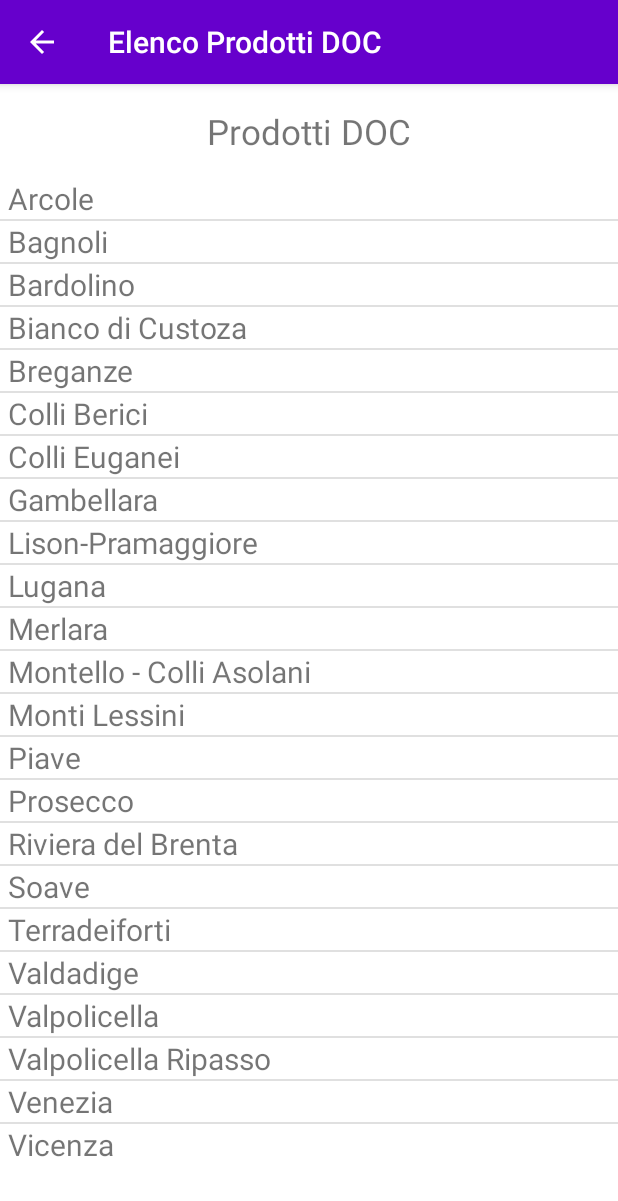
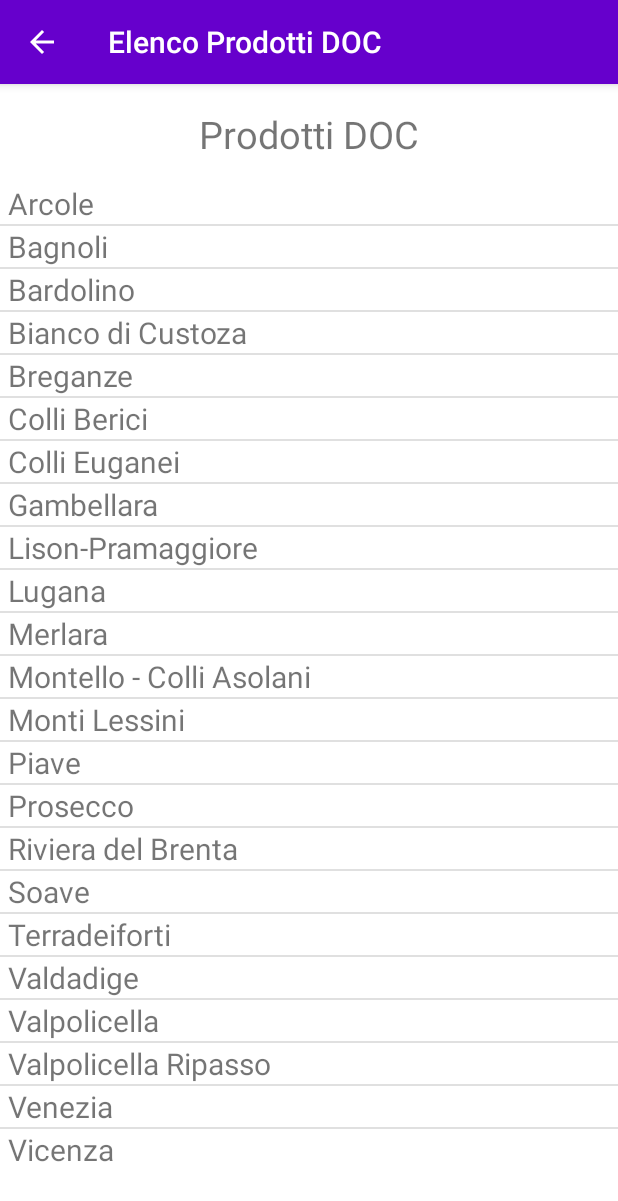
Before and after one commit to unive-ingsw2017/docteam, an Android app: the ListActivityDOC screen opened directly, with no data from a screen before it, on a phone screen of 412 x 824 dp. Shown: the top 1201 px of the screen. Run offline under Robolectric (Android 15) with nearby library versions, the phone set to English and light mode, and no system bars; libraries missing offline, so code that uses them is left out: it.unive.dais.

Commit message:
Add files via upload

```diff
--- a/src/app/src/main/res/layout/activity_list1.xml
+++ b/src/app/src/main/res/layout/activity_list1.xml
@@ -10,7 +10,7 @@
         android:layout_alignParentTop="true"
         android:layout_centerHorizontal="true"
         android:layout_marginTop="16dp"
-        android:textSize="23dp"
+        android:textSize="25dp"
         android:text="Prodotti DOC" />
 
     <ListView
--- a/src/app/src/main/res/layout/activity_list2.xml
+++ b/src/app/src/main/res/layout/activity_list2.xml
@@ -10,7 +10,7 @@
         android:layout_alignParentTop="true"
         android:layout_centerHorizontal="true"
         android:layout_marginTop="16dp"
-        android:textSize="23dp"
+        android:textSize="25dp"
         android:text="Prodotti DOCG" />
 
     <ListView
```
